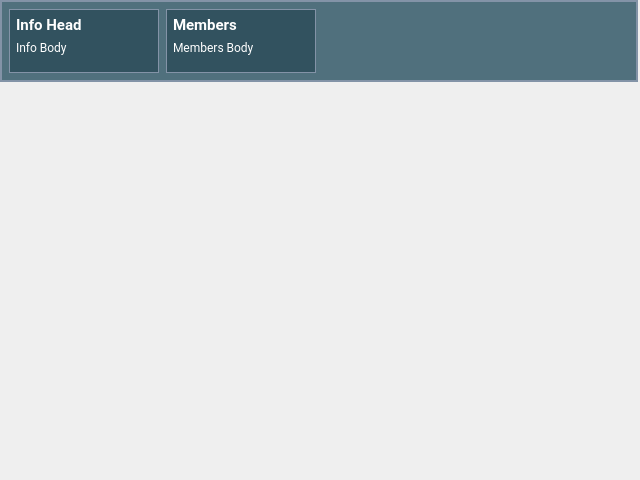
Above: src/app/gui/forms/widgeteventpanel.ui from botorabi/Meet4Eat-Desktop before the change. Below: the same form after it.
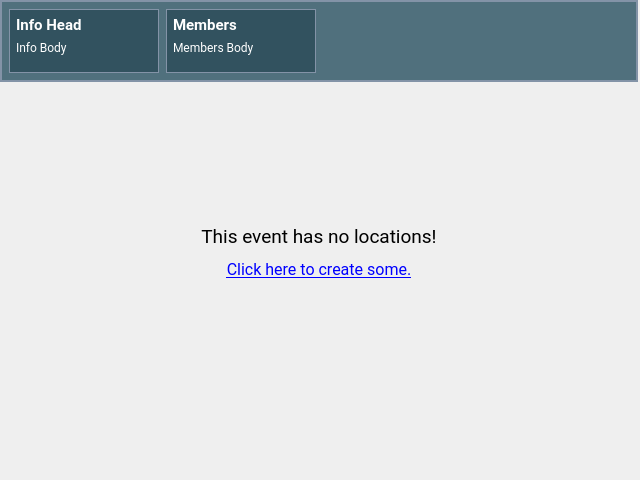
That is the form after the change. Icons and pictures are not drawn. Custom widgets are drawn as their Qt base class.

Patch:
```diff
--- a/src/app/gui/forms/widgeteventpanel.ui
+++ b/src/app/gui/forms/widgeteventpanel.ui
@@ -270,10 +270,26 @@
         <number>2</number>
        </property>
        <item>
-        <layout class="QVBoxLayout" name="verticalLayout_6" stretch="1,0">
+        <layout class="QVBoxLayout" name="layoutPanel" stretch="1,1,0">
          <property name="spacing">
           <number>2</number>
          </property>
+         <item>
+          <widget class="QLabel" name="labelEmptyPanel">
+           <property name="font">
+            <font>
+             <family>Roboto</family>
+             <pointsize>12</pointsize>
+            </font>
+           </property>
+           <property name="text">
+            <string>&lt;html&gt;&lt;head/&gt;&lt;body&gt;&lt;p align=&quot;center&quot;&gt;&lt;span style=&quot; font-size:14pt;&quot;&gt;This event has no locations!&lt;/span&gt;&lt;/p&gt;&lt;p align=&quot;center&quot;&gt;&lt;a href=&quot;CREATE_LOCATION&quot;&gt;&lt;span style=&quot; text-decoration: underline; color:#0000ff;&quot;&gt;Click here to create some.&lt;/span&gt;&lt;/a&gt;&lt;/p&gt;&lt;/body&gt;&lt;/html&gt;</string>
+           </property>
+           <property name="alignment">
+            <set>Qt::AlignBottom|Qt::AlignHCenter</set>
+           </property>
+          </widget>
+         </item>
          <item>
           <widget class="QListWidget" name="listWidget">
            <property name="styleSheet">
```
Left out of the diff: 17 changed lines with no effect on the pictures.
